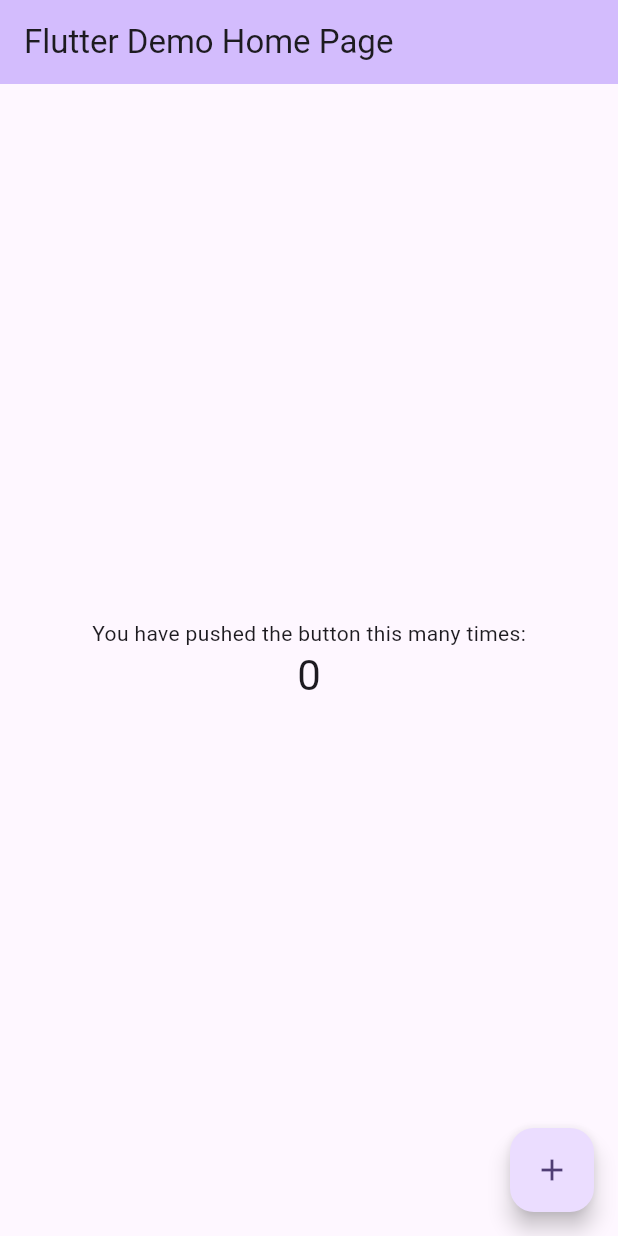
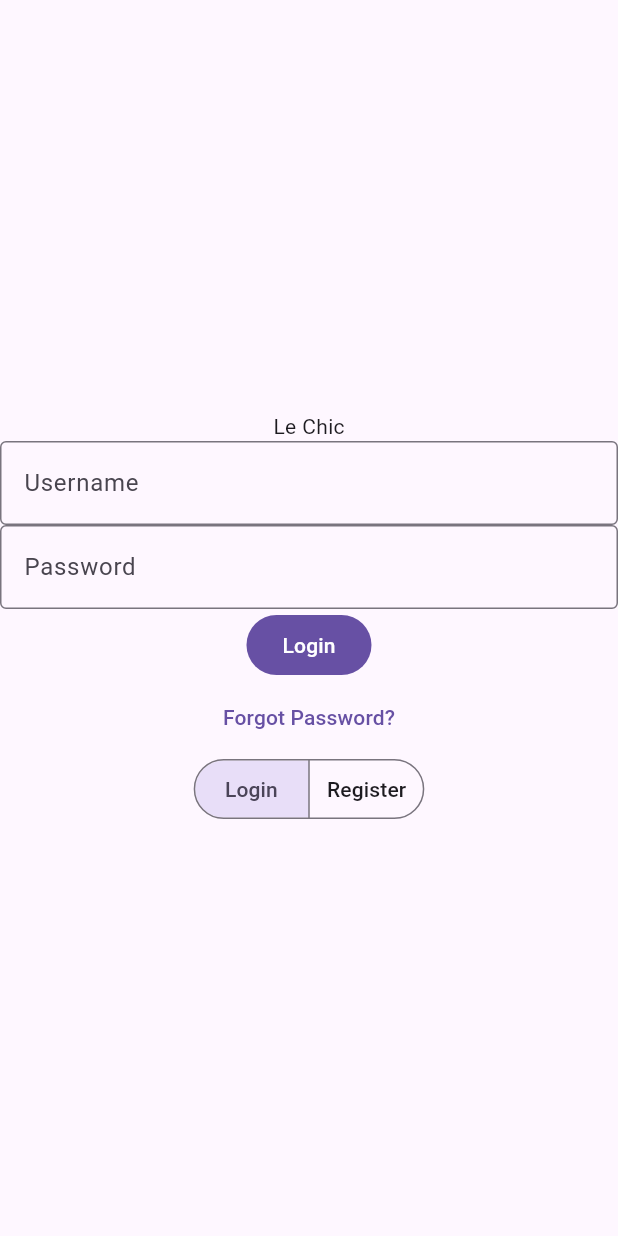
Before and after one commit to HaroldSaenz87/LesChic, a Flutter app: the screen it shows after launch, on a phone screen of 412 x 824 dp. Run offline on Flutter 3.47's test engine with Material 3 defaults, Android fonts, the phone set to English and light mode, and no system bars.

Commit message:
create login page

```diff
--- /dev/null
+++ b/Frontend_App/lib/loginPage.dart
@@ -0,0 +1,140 @@
+import 'utils.dart'; //custom utils. here, used to print debug messages as SnackBar
+
+import 'package:flutter/material.dart';
+
+class LoginPage extends StatefulWidget{
+  const LoginPage({super.key});
+
+  @override
+  State<LoginPage> createState() => _LoginPageState();
+}
+
+class _LoginPageState extends State<LoginPage>{
+  bool isLoginMode = true;
+
+  @override
+  Widget build(BuildContext context) {
+    return Scaffold(
+      body: Column(
+        children: <Widget>[
+          Spacer(), // TODO: replace this with proper positioning
+          Text('Le Chic'), //TODO: make app title prettier; add logo
+
+          //set view based on "toggle" below
+          isLoginMode? LoginView() : RegisterView(),
+
+          //swap between login and register view
+          SegmentedButton(
+            showSelectedIcon: false,
+            segments: const <ButtonSegment<bool>>[
+              ButtonSegment<bool>(
+                value: true,
+                label: Text('Login')
+              ),
+              ButtonSegment<bool>(
+                value: false,
+                label: Text('Register')
+              ),
+            ],
+            selected: <bool>{isLoginMode},
+            onSelectionChanged: (Set<bool> newSelection){
+              setState(() {
+                isLoginMode = newSelection.first;
+              });
+            },
+          ),
+
+          Spacer(), //TODO: refer to spacer above for note
+        ],
+      )
+    );
+  }
+
+}
+
+
+class LoginView extends StatelessWidget{
+  const LoginView ({super.key});
+
+  @override
+  Widget build(BuildContext context) {
+    return const Column(
+      children: <Widget>[
+        Login(),
+        Forgot(),
+      ],
+    );
+  }
+}
+
+class Login extends StatelessWidget{
+  const Login ({super.key});
+
+  @override
+  Widget build(BuildContext context) {
+    return Column(
+      children: <Widget>[
+          TextField(
+            decoration: InputDecoration(
+              labelText: 'Username'
+            )
+          ),
+          TextField(
+            obscureText: true,
+            decoration: InputDecoration(
+              labelText: 'Password'
+            )
+          ),
+          FilledButton(
+            onPressed: () => showSnackBar(context, 'Login pressed'),
+            child: Text('Login'),
+          ),
+        ],
+    );
+  }
+}
+
+class Forgot extends StatelessWidget{
+  const Forgot({super.key});
+
+  @override
+  Widget build(BuildContext context) {
+    return TextButton(
+      onPressed: () => showSnackBar(context, 'Forgot Password clicked'),
+      child: Text('Forgot Password?')
+      );
+  }
+}
+
+class RegisterView extends StatelessWidget{
+  const RegisterView ({super.key});
+
+  @override
+  Widget build(BuildContext context) {
+    return Column(
+      children: [
+        TextField(
+          decoration: InputDecoration(
+              labelText: 'First'
+            )
+        ),
+        TextField(
+          decoration: InputDecoration(
+              labelText: 'Last'
+            )
+        ),
+        TextField(
+          decoration: InputDecoration(
+              labelText: 'Email'
+            )
+        ),
+        TextField(
+          obscureText: true,
+          decoration: InputDecoration(
+              labelText: 'Password'
+            )
+        ),
+      ],
+    );
+  }
+}
--- a/Frontend_App/lib/main.dart
+++ b/Frontend_App/lib/main.dart
@@ -1,9 +1,31 @@
 import 'package:flutter/material.dart';
 
+import 'loginPage.dart';
+
 void main() {
-  runApp(const MyApp());
+  runApp(const App());
 }
 
+class App extends StatelessWidget{
+  const App({super.key});
+
+  @override
+  Widget build(BuildContext context) {
+    return MaterialApp(
+      //set the theme TODO: add color palette
+      theme: ThemeData(
+        inputDecorationTheme: InputDecorationTheme(
+          border: OutlineInputBorder(),
+        )
+      ),
+
+      //set first screen seen by user
+      home: const LoginPage()
+    );
+  }
+}
+
+//inaccessible code but left behind for easier reference
 class MyApp extends StatelessWidget {
   const MyApp({super.key});
 
--- /dev/null
+++ b/Frontend_App/lib/utils.dart
@@ -0,0 +1,5 @@
+import 'package:flutter/material.dart';
+
+void showSnackBar(dynamic context, String message){
+  ScaffoldMessenger.of(context).showSnackBar(SnackBar(content: Text(message)));
+}
```
